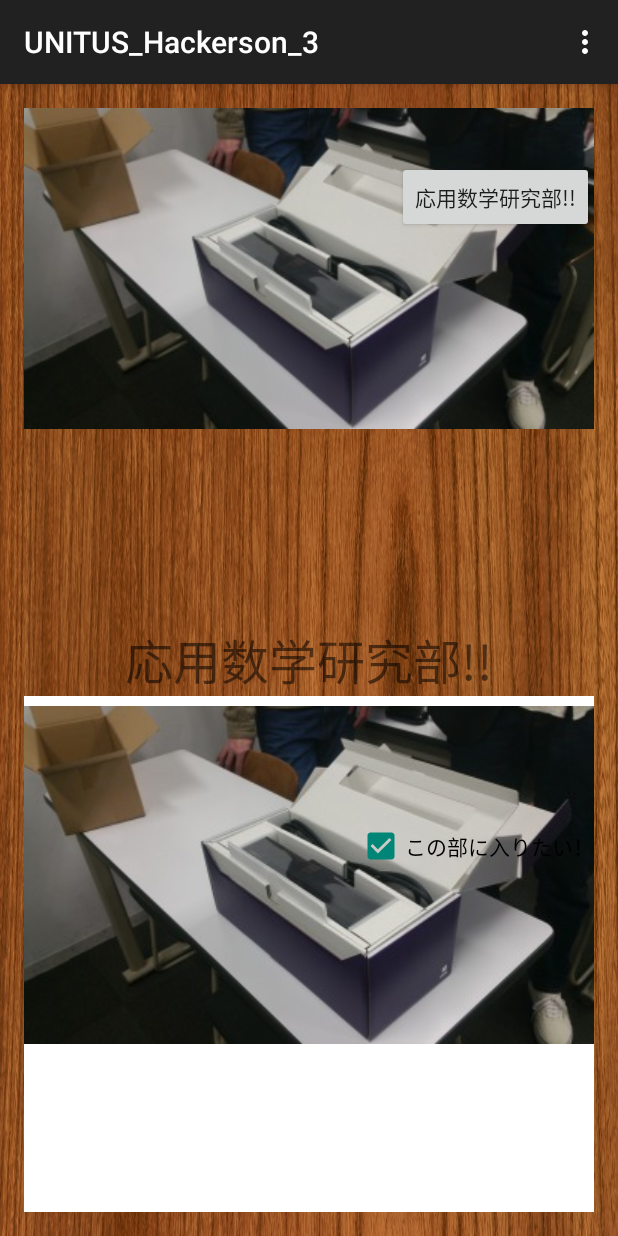
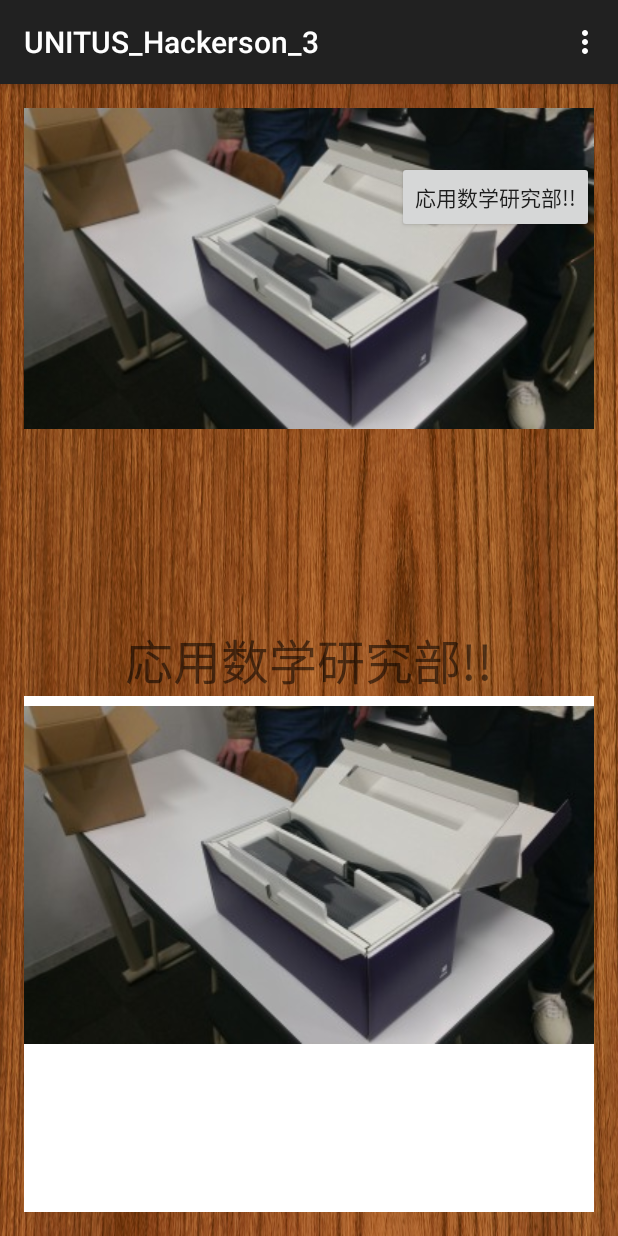
Before and after one commit to 921starfish/UNITUS_Hackerson_3, an Android app: the screen it shows after launch (MainActivity), on a phone screen of 412 x 824 dp. Run offline under Robolectric (Android 15) with nearby library versions, the light colour scheme and no system bars.

Commit message:
チェックボックス削除。

```diff
--- a/app/src/main/res/layout/activity_main.xml
+++ b/app/src/main/res/layout/activity_main.xml
@@ -39,15 +39,4 @@
         android:layout_alignEnd="@+id/imageview"
         android:layout_marginTop="35dp" />
 
-    <CheckBox
-        android:layout_width="wrap_content"
-        android:layout_height="wrap_content"
-        android:text="この部に入りたい！"
-        android:id="@+id/checkBox"
-        android:layout_marginTop="84dp"
-        android:checked="true"
-        android:layout_below="@+id/myTextView"
-        android:layout_alignParentRight="true"
-        android:layout_alignParentEnd="true" />
-
 </RelativeLayout>
```
